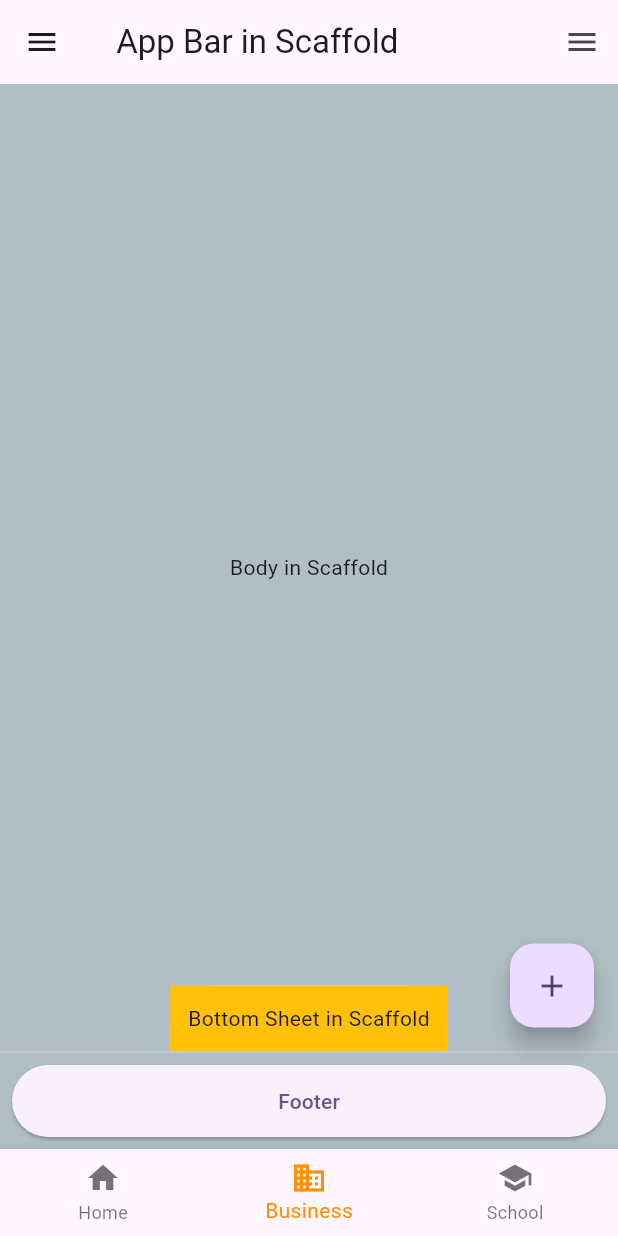
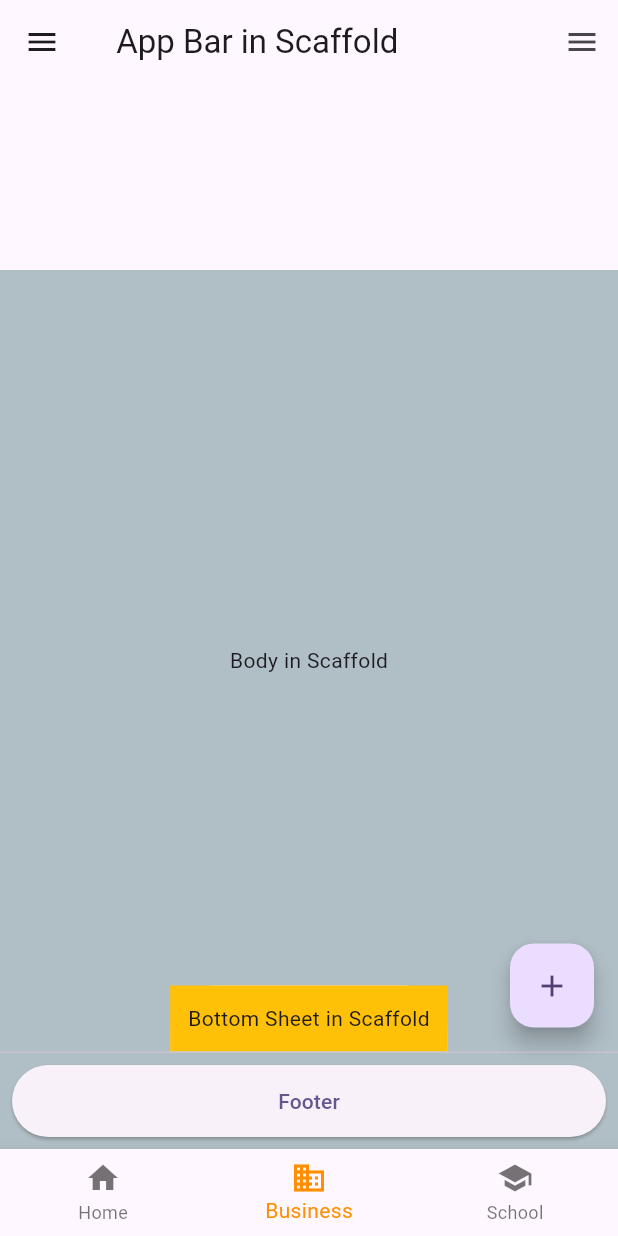
Before and after one commit to changkhobanhoa/Widget_Flutter, a Flutter app: the screen it shows after launch, on a phone screen of 412 x 824 dp. Run offline on Flutter 3.47's test engine with Material 2 defaults, Android fonts, the phone set to English and light mode, and no system bars.

Commit message:
preferredSize

```diff
--- a/lib/home_page.dart
+++ b/lib/home_page.dart
@@ -12,18 +12,16 @@ class HomePage extends StatefulWidget {
 class _HomePageState extends State<HomePage> {
   @override
   Widget build(BuildContext context) {
-    SystemChrome.setSystemUIOverlayStyle(SystemUiOverlayStyle(statusBarColor: Colors.amber));
+    SystemChrome.setSystemUIOverlayStyle(
+        const SystemUiOverlayStyle(statusBarColor: Colors.amber));
     return SafeArea(
-      bottom: true,
-      top: true,
-      left: false,
-      right: false,
-
       child: Scaffold(
-        appBar: AppBar(title: const Text(" App Bar in Scaffold")),
+        appBar: PreferredSize(
+          preferredSize: const Size.fromHeight(180.0),
+          child: AppBar(title: const Text(" App Bar in Scaffold"))),
         backgroundColor: Colors.blueGrey.shade200,
-        floatingActionButton:
-            FloatingActionButton(onPressed: () {}, child: const Icon(Icons.add)),
+        floatingActionButton: FloatingActionButton(
+            onPressed: () {}, child: const Icon(Icons.add)),
         body: const Center(child: Text("Body in Scaffold")),
         // extendBody: ,
         primary: true,
```
